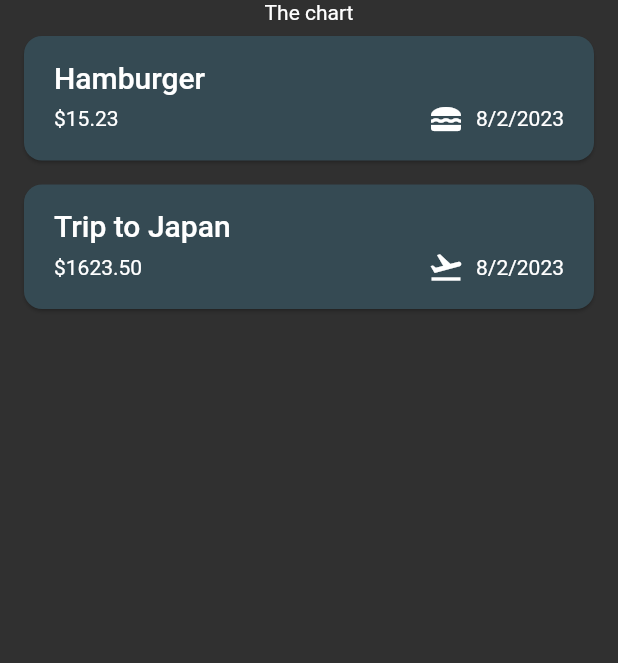
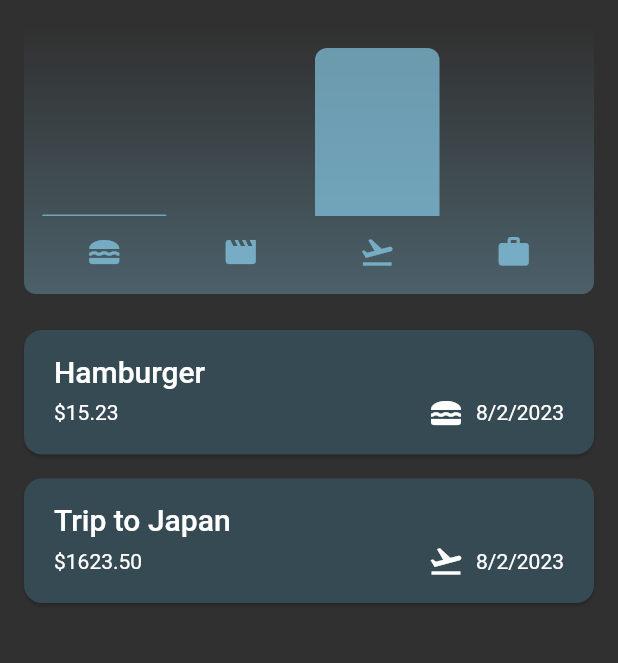
Before and after one commit to ArthurBufon/flutter_expense_tracker, a Flutter app: the screen it shows after launch, on a phone screen of 412 x 824 dp, the part 84-747 px from its top. Run offline on Flutter 3.47's test engine with Material 2 defaults, Android fonts, the phone set to English and light mode, and no system bars.

Commit message:
added chart

```diff
--- /dev/null
+++ b/lib/widgets/chart/chart.dart
@@ -0,0 +1,95 @@
+import 'package:flutter/material.dart';
+
+import '../../models/expense.dart';
+import 'chart_bar.dart';
+
+class Chart extends StatelessWidget {
+  const Chart({super.key, required this.expenses});
+
+  final List<Expense> expenses;
+
+  List<ExpenseBucket> get buckets {
+    return [
+      ExpenseBucket.forCategory(expenses, Category.food),
+      ExpenseBucket.forCategory(expenses, Category.leisure),
+      ExpenseBucket.forCategory(expenses, Category.travel),
+      ExpenseBucket.forCategory(expenses, Category.work),
+    ];
+  }
+
+  double get maxTotalExpense {
+    double maxTotalExpense = 0;
+
+    for (final bucket in buckets) {
+      if (bucket.totalExpenses > maxTotalExpense) {
+        maxTotalExpense = bucket.totalExpenses;
+      }
+    }
+
+    return maxTotalExpense;
+  }
+
+  @override
+  Widget build(BuildContext context) {
+    final isDarkMode =
+        MediaQuery.of(context).platformBrightness == Brightness.dark;
+    return Container(
+      margin: const EdgeInsets.all(16),
+      padding: const EdgeInsets.symmetric(
+        vertical: 16,
+        horizontal: 8,
+      ),
+      width: double.infinity,
+      height: 180,
+      decoration: BoxDecoration(
+        borderRadius: BorderRadius.circular(8),
+        gradient: LinearGradient(
+          colors: [
+            Theme.of(context).colorScheme.primary.withOpacity(0.3),
+            Theme.of(context).colorScheme.primary.withOpacity(0.0)
+          ],
+          begin: Alignment.bottomCenter,
+          end: Alignment.topCenter,
+        ),
+      ),
+      child: Column(
+        children: [
+          Expanded(
+            child: Row(
+              crossAxisAlignment: CrossAxisAlignment.end,
+              children: [
+                for (final bucket in buckets) // alternative to map()
+                  ChartBar(
+                    fill: bucket.totalExpenses == 0
+                        ? 0
+                        : bucket.totalExpenses / maxTotalExpense,
+                  )
+              ],
+            ),
+          ),
+          const SizedBox(height: 12),
+          Row(
+            children: buckets
+                .map(
+                  (bucket) => Expanded(
+                    child: Padding(
+                      padding: const EdgeInsets.symmetric(horizontal: 4),
+                      child: Icon(
+                        categoryIcons[bucket.category],
+                        color: isDarkMode
+                            ? Theme.of(context).colorScheme.secondary
+                            : Theme.of(context)
+                                .colorScheme
+                                .primary
+                                .withOpacity(0.7),
+                      ),
+                    ),
+                  ),
+                )
+                .toList(),
+          )
+        ],
+      ),
+    );
+  }
+}
--- /dev/null
+++ b/lib/widgets/chart/chart_bar.dart
@@ -0,0 +1,34 @@
+import 'package:flutter/material.dart';
+
+class ChartBar extends StatelessWidget {
+  const ChartBar({
+    super.key,
+    required this.fill,
+  });
+
+  final double fill;
+
+  @override
+  Widget build(BuildContext context) {
+    final isDarkMode =
+        MediaQuery.of(context).platformBrightness == Brightness.dark;
+    return Expanded(
+      child: Padding(
+        padding: const EdgeInsets.symmetric(horizontal: 4),
+        child: FractionallySizedBox(
+          heightFactor: fill,
+          child: DecoratedBox(
+            decoration: BoxDecoration(
+              shape: BoxShape.rectangle,
+              borderRadius:
+                  const BorderRadius.vertical(top: Radius.circular(8)),
+              color: isDarkMode
+                  ? Theme.of(context).colorScheme.secondary
+                  : Theme.of(context).colorScheme.primary.withOpacity(0.65),
+            ),
+          ),
+        ),
+      ),
+    );
+  }
+}
--- a/lib/widgets/expenses.dart
+++ b/lib/widgets/expenses.dart
@@ -2,6 +2,8 @@ import 'package:flutter/material.dart';
 import 'package:flutter_expense_tracker/widgets/expenses_list/expenses_list.dart';
 import 'package:flutter_expense_tracker/models/expense.dart';
 import 'package:flutter_expense_tracker/widgets/new_expense.dart';
+
+import 'chart/chart.dart';
 
 class Expenses extends StatefulWidget {
   const Expenses({super.key});
@@ -54,11 +56,13 @@ class _ExpensesState extends State<Expenses> {
       SnackBar(
         duration: const Duration(seconds: 3),
         content: const Text('Expense deleted.'),
-        action: SnackBarAction(label: 'Undo', onPressed: (){
-          setState(() {
-            _registeredExpenses.insert(expenseIndex, expense);
-          });
-        }),
+        action: SnackBarAction(
+            label: 'Undo',
+            onPressed: () {
+              setState(() {
+                _registeredExpenses.insert(expenseIndex, expense);
+              });
+            }),
       ),
     );
   }
@@ -88,7 +92,9 @@ class _ExpensesState extends State<Expenses> {
       ),
       body: Column(
         children: [
-          const Text('The chart'),
+          Chart(
+            expenses: _registeredExpenses,
+          ),
           Expanded(child: mainContent),
         ],
       ),
```
